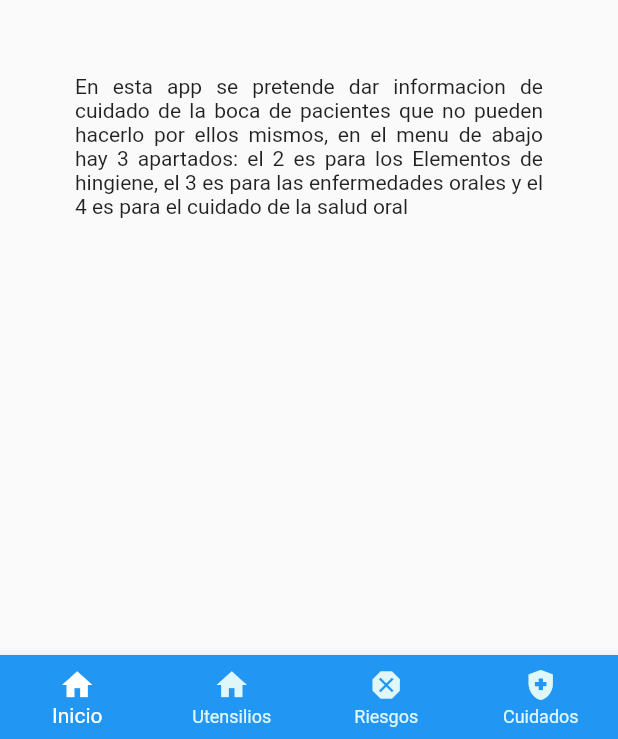
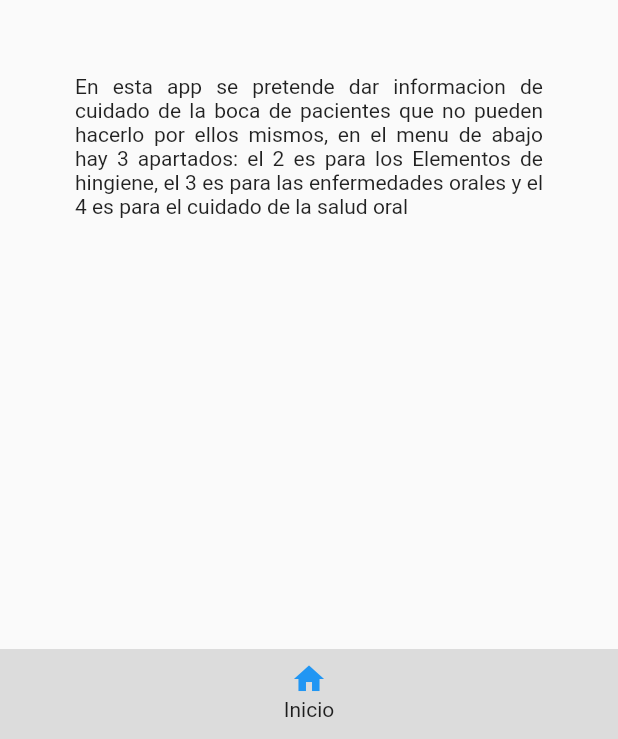
Before and after one commit to Tomasespinozagarrido/aplicacion_tesis, a Flutter app: the screen it shows after launch, on a phone screen of 412 x 824 dp, the part 497-1236 px from its top. Run offline on Flutter 3.47's test engine with Material 2 defaults, Android fonts, the phone set to English and light mode, and no system bars.

Commit message:
barra inferior solo con boton inicio

```diff
--- a/app_tesis/lib/screens/home_screen.dart
+++ b/app_tesis/lib/screens/home_screen.dart
@@ -19,64 +19,40 @@ class _HomeScreenState extends State<HomeScreen> {
       appBar: AppBar(),
       drawer: Drawer(
         child: ListView(
-        children:[
+          children: [
             DrawerHeader(
               decoration: BoxDecoration(
-            gradient: LinearGradient(colors: <Color>[
-              Colors.lightBlue,
-              Colors.blue
-            ])
-            ),
+                  gradient: LinearGradient(
+                      colors: <Color>[Colors.lightBlue, Colors.blue])),
               child: Text('Drawer header '),
             ),
-          CustomListTile(Icons.person,'Perfil'),
-          CustomListTile(Icons.notifications,'Notificaciones'),
-          CustomListTile(Icons.settings,'Opciones'),
-          CustomListTile(Icons.lock,'cerrar sesión'),
+            CustomListTile(Icons.person, 'Perfil'),
+            CustomListTile(Icons.notifications, 'Notificaciones'),
+            CustomListTile(Icons.settings, 'Opciones'),
+            CustomListTile(Icons.lock, 'cerrar sesión'),
           ],
         ),
       ),
-      body: PageView(
-        controller: pageController,
-        physics: NeverScrollableScrollPhysics(),
-        children: [
-          Inicio(),
-          Utensilios(),
-          Riesgos(),
-          Cuidados(),
+      body: Inicio(),
+      bottomNavigationBar: Container(
+        height: 60,
+        color: Colors.black12,
+        child: InkWell(
+          onTap: () => print('Volver al inicio'),
+          child: Padding(
+            padding: const EdgeInsets.only(top: 8.0),
+            child: Column(
+              children: <Widget>[
+                Icon(
+                  Icons.home,
+                  color: Theme.of(context).colorScheme.secondary,
+                ),
+                const Text('Inicio'),
               ],
             ),
-      bottomNavigationBar: BottomNavigationBar(
-          currentIndex: currentPage,
-          onTap: (index) {
-            currentPage = index;
-            var animateToPage = pageController.animateToPage(index,
-                duration: const Duration(milliseconds: 300),
-                curve: Curves.easeOut);
-            setState(() {});
-          },
-          items: const <BottomNavigationBarItem>[
-            BottomNavigationBarItem(
-              icon: Icon(Icons.home),
-              label: 'Inicio',
           ),
-            BottomNavigationBarItem(
-              icon: Icon(Icons.home),
-              label: 'Utensilios',
         ),
-            BottomNavigationBarItem(
-              icon: Icon(Icons.dangerous),
-              label: 'Riesgos',
       ),
-            BottomNavigationBarItem(
-              icon: Icon(Icons.health_and_safety_sharp),
-              label: 'Cuidados',
-            ),
-          ],
-          type: BottomNavigationBarType.fixed,
-          backgroundColor: Colors.blue,
-          selectedItemColor: Colors.white,
-          unselectedItemColor: Colors.cyan.shade50),
     );
   }
 }
@@ -97,41 +73,39 @@ class CustomScreen extends StatelessWidget {
   }
 }
 
-class CustomListTile extends StatelessWidget{
+class CustomListTile extends StatelessWidget {
 //constructor del custom list tile
   IconData icon;
   String text;
 
-  CustomListTile(this.icon,this.text);
+  CustomListTile(this.icon, this.text);
 //termino del constructor
   @override
-  Widget build(BuildContext context){
+  Widget build(BuildContext context) {
     return Padding(
       padding: const EdgeInsets.fromLTRB(8.0, 0, 8.0, 0),
       child: InkWell(
         splashColor: Colors.cyan,
-        onTap: ()=>{},
+        onTap: () => {},
         child: Container(
           height: 40,
           child: Row(
               mainAxisAlignment: MainAxisAlignment.spaceBetween,
-            children:<Widget>[
-              Row(
-                children:<Widget>[
+              children: <Widget>[
+                Row(children: <Widget>[
                   Icon(icon),
-                  Padding(padding: const EdgeInsets.all(8.0),
-                  child: Text(text,style: TextStyle(
+                  Padding(
+                    padding: const EdgeInsets.all(8.0),
+                    child: Text(text,
+                        style: TextStyle(
                           fontSize: 16.0,
                         )),
                   )
-                ]
-              ),
+                ]),
                 Icon(Icons.arrow_right)
-            ]
-          ),
+              ]),
         ),
       ),
     );
-
   }
 }
```
Lines whose indentation alone changed are shown as unchanged.
